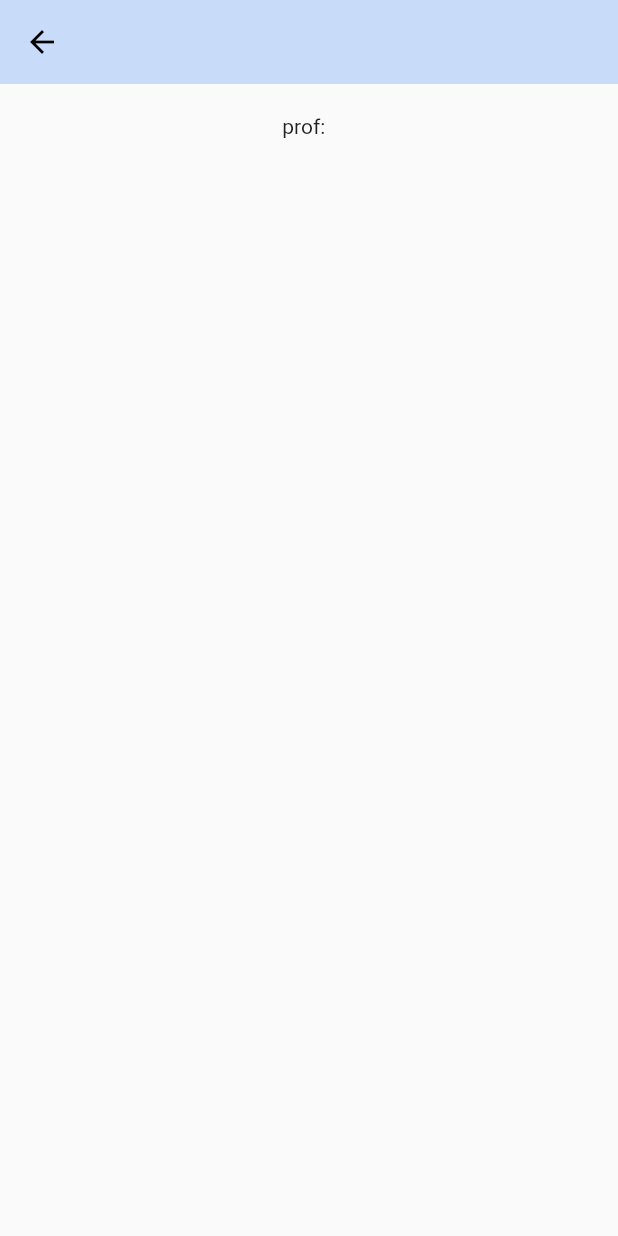
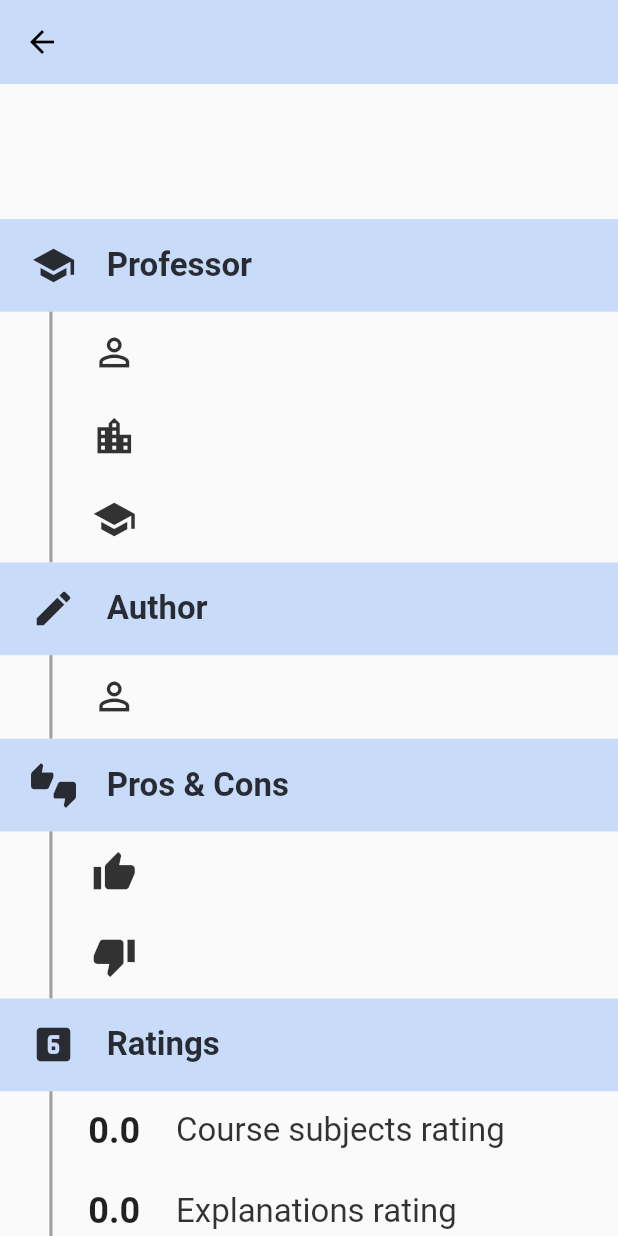
Before and after one commit to TudorBatica/UniProfReview, a Flutter app: the ReviewScreen screen opened directly, on a phone screen of 412 x 824 dp. Run offline on Flutter 3.47's test engine with Material 2 defaults, Android fonts, the phone set to English and light mode, and no system bars; our stand-ins replace cloud_firestore, firebase_auth, flutter_spinkit; accounts and stored records are empty.

Commit message:
updated the review screen UI

```diff
--- a/lib/Screens/review_screen.dart
+++ b/lib/Screens/review_screen.dart
@@ -1,33 +1,114 @@
 import 'package:flutter/material.dart';
-import 'package:professor_review/Screens/professor_profile_screen.dart';
+import 'package:professor_review/models/information_list_tile_data.dart';
 import 'package:professor_review/models/review.dart';
-import 'package:professor_review/services/database_service.dart';
+import 'package:professor_review/widgets/review_section.dart';
 import 'package:provider/provider.dart';
 
 class ReviewScreen extends StatelessWidget {
   @override
   Widget build(BuildContext context) {
-
     var _review = Provider.of<Review>(context);
 
     return Scaffold(
-      appBar: AppBar(
-        backgroundColor: Theme.of(context).primaryColor,
-        elevation: 0.0,
-      ),
-      body: Center(
-        child: Column(children: [
-          SizedBox(height: 20),
-          GestureDetector(
-            child: Text("prof: " + _review.professorFirstName + " " + _review.professorLastName),
-            onTap: () => Navigator.push(context,
-            MaterialPageRoute(builder: (context) => StreamProvider(
-              create: (_) => DatabaseService.instance.professor(_review.professorReference),
-              child: ProfessorProfileScreen()))),
-          )
-        ]
+        appBar: AppBar(
+          backgroundColor: Theme.of(context).primaryColor,
+          elevation: 0.0,
         ),
-      ),
-    );
+        body: SingleChildScrollView(
+          child: Column(
+            children: <Widget>[
+              SizedBox(height: 30.0),
+              Center(
+                child: Text(
+                  _review.title,
+                  textAlign: TextAlign.center,
+                  style: TextStyle(
+                      color: Color.fromRGBO(0, 0, 0, 0.7),
+                      fontSize: 26.0,
+                      fontWeight: FontWeight.bold),
+                ),
+              ),
+              SizedBox(height: 30.0),
+              ReviewSection(
+                title: InformationListTileData(
+                    icon: Icons.school, text: "Professor"),
+                fields: [
+                  InformationListTileData(
+                      icon: Icons.person_outline,
+                      text: _review.professorFirstName +
+                          " " +
+                          _review.professorLastName),
+                  InformationListTileData(
+                      icon: Icons.location_city, text: _review.facultyName),
+                  InformationListTileData(
+                      icon: Icons.school, text: _review.universityName),
+                ],
+              ),
+              ReviewSection(
+                title:
+                    InformationListTileData(icon: Icons.edit, text: "Author"),
+                fields: [
+                  InformationListTileData(
+                      icon: Icons.person_outline, text: _review.author),
+                ],
+              ),
+              ReviewSection(
+                title: InformationListTileData(
+                    icon: Icons.thumbs_up_down, text: "Pros & Cons"),
+                fields: [
+                  InformationListTileData(
+                      icon: Icons.thumb_up, text: _review.pros),
+                  InformationListTileData(
+                      icon: Icons.thumb_down, text: _review.cons),
+                ],
+              ),
+              ReviewSection(
+                title: InformationListTileData(
+                    icon: Icons.looks_6, text: "Ratings"),
+                fields: [
+                  InformationListTileData(
+                      leadingText: _review.courseSubjectsRating.toString(),
+                      text: "Course subjects rating"),
+                  InformationListTileData(
+                      leadingText: _review.explanationsRating.toString(),
+                      text: "Explanations rating"),
+                  InformationListTileData(
+                      leadingText: _review.punctualityRating.toString(),
+                      text: "Punctuality rating"),
+                ],
+              ),
+              SizedBox(height: 30.0),
+              Container(
+                width: MediaQuery.of(context).size.width * 0.6,
+                //height: MediaQuery.of(context).size.height * 0.15,
+                decoration: BoxDecoration(
+                    borderRadius: BorderRadius.circular(10.0),
+                    color: Theme.of(context).primaryColor),
+                child: Column(
+                  children: <Widget>[
+                    SizedBox(height: 10.0),
+                    Text(
+                      "Average rating",
+                      style: TextStyle(
+                          color: Color.fromRGBO(0, 0, 0, 0.7),
+                          fontWeight: FontWeight.bold,
+                          fontSize: 20.0),
+                    ),
+                    SizedBox(height: 20.0),
+                    Text(
+                      _review.rating.toString(),
+                      style: TextStyle(
+                          color: Color.fromRGBO(0, 0, 0, 0.9),
+                          fontWeight: FontWeight.bold,
+                          fontSize: 24.0),
+                    ),
+                    SizedBox(height: 10.0),
+                  ],
+                ),
+              ),
+              SizedBox(height: 20.0),
+            ],
+          ),
+        ));
   }
 }
--- a/lib/models/information_list_tile_data.dart
+++ b/lib/models/information_list_tile_data.dart
@@ -2,7 +2,8 @@ import 'package:flutter/material.dart';
 
 class InformationListTileData {
   final IconData icon;
+  final String leadingText;
   final String text;
 
-  InformationListTileData({this.icon, this.text});
+  InformationListTileData({this.icon, this.text, this.leadingText});
 }
--- a/lib/widgets/information_list_tile.dart
+++ b/lib/widgets/information_list_tile.dart
@@ -25,18 +25,24 @@ class InformationListTile extends StatelessWidget {
               Container(
                   width: MediaQuery.of(context).size.width * 0.2,
                   child: Center(
-                      child: Icon(
+                      child: information.icon != null
+                          ? Icon(
                               information.icon,
                               color: Color.fromRGBO(0, 0, 0, 0.8),
                               size: 30,
-                  ))),
-              Container(
-                width: MediaQuery.of(context).size.width * 0.8,
+                            )
+                          : Text(information.leadingText, style: TextStyle(
+                            fontSize: 24.0,
+                            fontWeight: FontWeight.bold
+                          ),))),
+              Expanded(
+                child: Container(
                   child: Text(
                     information.text,
                     overflow: TextOverflow.clip,
                     style: TextStyle(
                         color: Color.fromRGBO(0, 0, 0, 0.8), fontSize: 22.0),
+                  ),
                 ),
               ),
             ],
--- /dev/null
+++ b/lib/widgets/review_section.dart
@@ -0,0 +1,74 @@
+import 'package:flutter/material.dart';
+import 'package:professor_review/models/information_list_tile_data.dart';
+import 'package:professor_review/widgets/information_list_tile.dart';
+
+class ReviewSection extends StatelessWidget {
+  final List<InformationListTileData> fields;
+  final InformationListTileData title;
+
+  const ReviewSection({Key key, this.fields, this.title}) : super(key: key);
+
+  @override
+  Widget build(BuildContext context) {
+    return Column(
+      children: <Widget>[
+        // title container
+        Container(
+          height: MediaQuery.of(context).size.height * 0.075,
+          color: Theme.of(context).primaryColor,
+          child: Row(
+            children: <Widget>[
+              Padding(
+                padding: EdgeInsets.only(
+                    left: MediaQuery.of(context).size.width * 0.05,
+                    right: MediaQuery.of(context).size.width * 0.05),
+                child: Icon(
+                  title.icon,
+                  color: Color.fromRGBO(0, 0, 0, 0.8),
+                  size: 30.0,
+                ),
+              ),
+              Text(
+                title.text,
+                style: TextStyle(
+                    color: Color.fromRGBO(0, 0, 0, 0.8),
+                    fontSize: 22.0,
+                    fontWeight: FontWeight.bold),
+              )
+            ],
+          ),
+        ),
+        // fields
+        Padding(
+          padding:
+              EdgeInsets.only(left: MediaQuery.of(context).size.width * 0.08),
+          child: Container(
+            decoration: BoxDecoration(
+                border:
+                    Border(left: BorderSide(color: Colors.grey, width: 2.0))),
+            child: Column(
+              children: _buildFieldsTiles(context),
+            ),
+          ),
+        )
+      ],
+    );
+  }
+
+  // convert the tile data to tile widgets
+  List<Widget> _buildFieldsTiles(context) => fields
+      .map((field) => Padding(
+            padding: EdgeInsets.only(
+                top: MediaQuery.of(context).size.height * 0.015,
+                bottom: MediaQuery.of(context).size.height * 0.015),
+            child: InformationListTile(
+              dividerLength: 0,
+              information: InformationListTileData(
+                icon: field.icon,
+                leadingText: field.leadingText,
+                text: field.text,
+              ),
+            ),
+          ))
+      .toList();
+}
```
Lines whose indentation alone changed are shown as unchanged.
